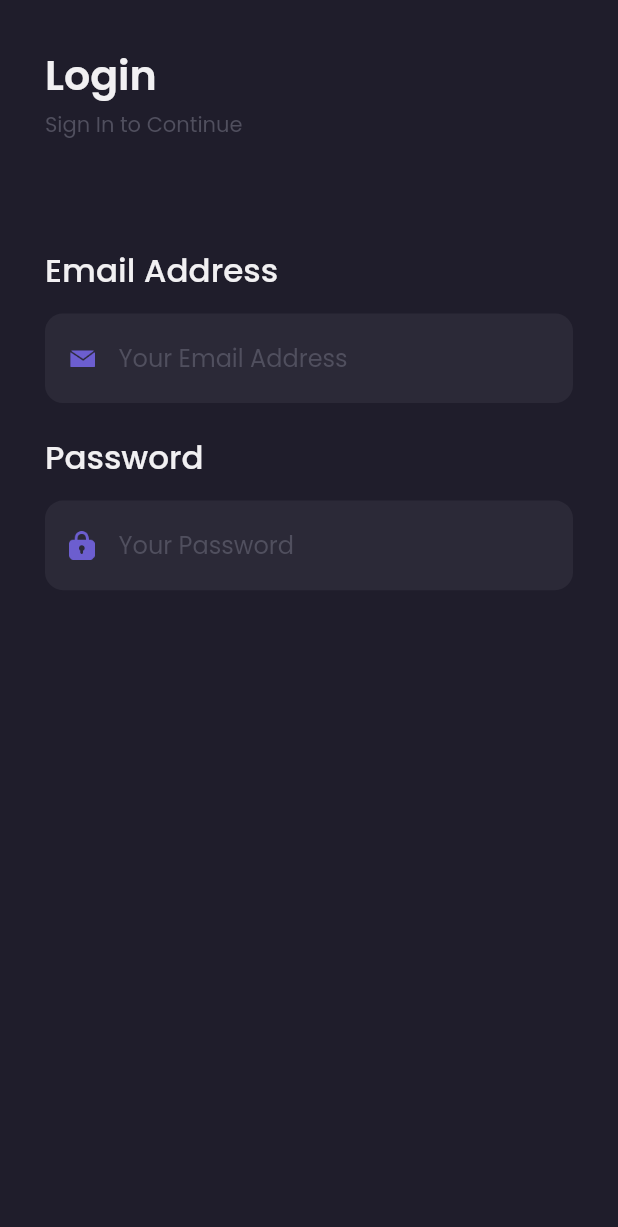
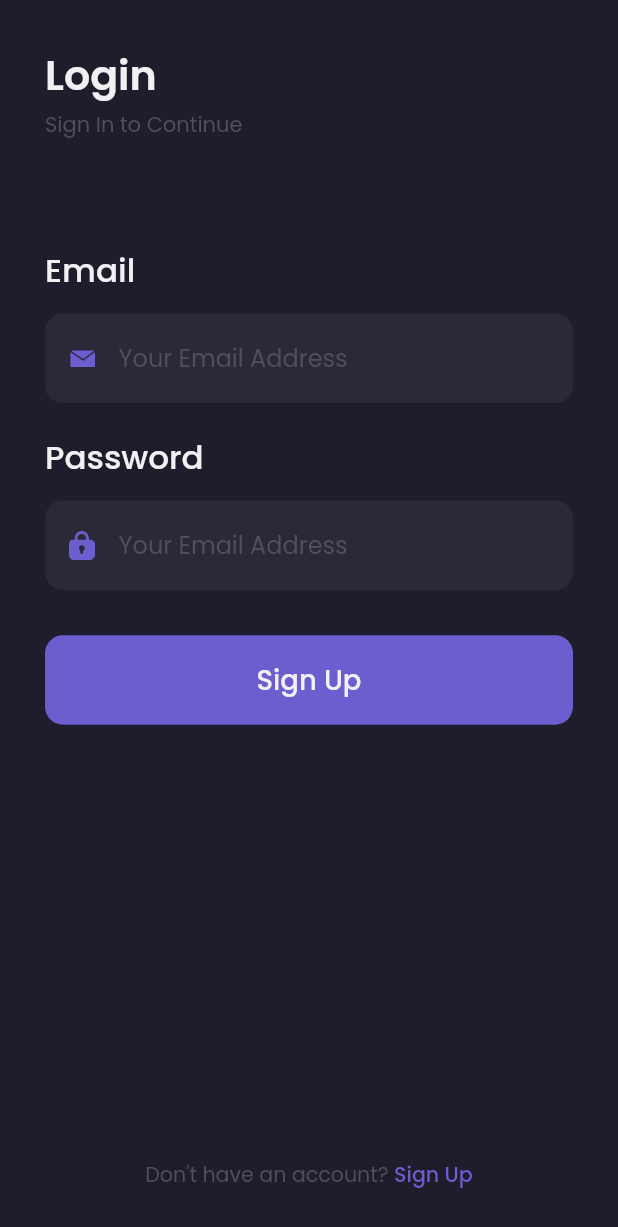
Before and after one commit to andripriyandi/Shoes-Market, a Flutter app: the screen it shows after launch, on a phone screen of 412 x 824 dp. Shown: the top 1227 px of the screen. Run offline on Flutter 3.47's test engine with Material 2 defaults, Android fonts, the phone set to English and light mode, and no system bars; our stand-ins replace flutter_screenutil, google_fonts.

Commit message:
[FEAT]: sign in and sign up page

```diff
--- a/lib/main.dart
+++ b/lib/main.dart
@@ -1,6 +1,7 @@
 import 'package:flutter/material.dart';
 import 'package:flutter_screenutil/flutter_screenutil.dart';
-import 'package:shamo/pages/sign_in_page.dart';
+import 'package:shamo/pages/auth/sign_in_page.dart';
+import 'package:shamo/pages/auth/sign_up_page.dart';
 import 'package:shamo/pages/splash_page.dart';
 
 void main() {
@@ -27,6 +28,7 @@ class MyApp extends StatelessWidget {
           routes: {
             '/': (context) => const SignInPage(),
             '/sign-in': (context) => const SignInPage(),
+            '/sign-up': (context) => const SignUpPage(),
           },
         );
       },
--- /dev/null
+++ b/lib/pages/auth/sign_in_page.dart
@@ -0,0 +1,105 @@
+import 'package:flutter/material.dart';
+import 'package:flutter_screenutil/flutter_screenutil.dart';
+import 'package:shamo/theme.dart';
+import 'package:shamo/widgets/button/button_primary.dart';
+import 'package:shamo/widgets/input/custom_input_text.dart';
+
+class SignInPage extends StatelessWidget {
+  const SignInPage({Key? key}) : super(key: key);
+
+  @override
+  Widget build(BuildContext context) {
+    final TextEditingController emailTextController = TextEditingController();
+    final TextEditingController passwordTextController =
+        TextEditingController();
+
+    Widget header() {
+      return Container(
+        margin: const EdgeInsets.only(top: 30),
+        child: Column(
+          crossAxisAlignment: CrossAxisAlignment.start,
+          children: [
+            Text(
+              'Login',
+              style: primaryTextStyle.copyWith(
+                  fontSize: 24.sp, fontWeight: semiBold),
+            ),
+            const SizedBox(height: 2),
+            Text(
+              'Sign In to Continue',
+              style: subtitleTextStyle,
+            ),
+          ],
+        ),
+      );
+    }
+
+    Widget footer() {
+      return Container(
+        margin: const EdgeInsets.only(bottom: 30),
+        child: Row(
+          mainAxisAlignment: MainAxisAlignment.center,
+          children: [
+            Text(
+              'Don\'t have an account? ',
+              style: subtitleTextStyle.copyWith(
+                  fontSize: 12.sp, fontWeight: regular),
+            ),
+            GestureDetector(
+              onTap: () {
+                Navigator.pushNamed(context, '/sign-up');
+              },
+              child: Text(
+                'Sign Up',
+                style: purpleTextStyle.copyWith(
+                  fontSize: 12.sp,
+                  fontWeight: medium,
+                ),
+              ),
+            )
+          ],
+        ),
+      );
+    }
+
+    return Scaffold(
+      backgroundColor: backgroundColor1,
+      resizeToAvoidBottomInset: false,
+      body: SafeArea(
+        child: Container(
+          margin: EdgeInsets.symmetric(
+            horizontal: defaultMargin,
+          ),
+          child: Column(
+            crossAxisAlignment: CrossAxisAlignment.start,
+            children: [
+              header(),
+              CustomInputText(
+                title: 'Email',
+                pathIcon: 'assets/icons/icon_email.png',
+                controller: emailTextController,
+                hintText: 'Your Email Address',
+                marginTop: 70,
+              ),
+              CustomInputText(
+                title: 'Password',
+                pathIcon: 'assets/icons/icon_password.png',
+                controller: passwordTextController,
+                hintText: 'Your Email Address',
+                obscureText: true,
+                marginTop: 20,
+              ),
+              ButtonPrimary(
+                title: 'Sign Up',
+                onTap: () {},
+                marginTop: 30,
+              ),
+              const Spacer(),
+              footer(),
+            ],
+          ),
+        ),
+      ),
+    );
+  }
+}
--- a/lib/pages/sign_in_page.dart
+++ /dev/null
@@ -1,153 +0,0 @@
-import 'package:flutter/material.dart';
-import 'package:flutter_screenutil/flutter_screenutil.dart';
-import 'package:shamo/theme.dart';
-
-class SignInPage extends StatelessWidget {
-  const SignInPage({Key? key}) : super(key: key);
-
-  @override
-  Widget build(BuildContext context) {
-    Widget header() {
-      return Container(
-        margin: const EdgeInsets.only(top: 30),
-        child: Column(
-          crossAxisAlignment: CrossAxisAlignment.start,
-          children: [
-            Text(
-              'Login',
-              style:
-                  primaryTextStyle.copyWith(fontSize: 24.sp, fontWeight: semiBold),
-            ),
-            const SizedBox(height: 2),
-            Text(
-              'Sign In to Continue',
-              style: subtitleTextStyle,
-            ),
-          ],
-        ),
-      );
-    }
-
-    Widget emailInput() {
-      return Container(
-        margin: const EdgeInsets.only(top: 70),
-        child: Column(
-          crossAxisAlignment: CrossAxisAlignment.start,
-          children: [
-            Text(
-              "Email Address",
-              style: primaryTextStyle.copyWith(
-                fontSize: 19.sp,
-                fontWeight: medium,
-              ),
-            ),
-            const SizedBox(height: 12),
-            Container(
-              height: 50.h,
-              padding: const EdgeInsets.symmetric(
-                horizontal: 16,
-              ),
-              decoration: BoxDecoration(
-                color: backgroundColor2,
-                borderRadius: BorderRadius.circular(12),
-              ),
-              child: Center(
-                child: Row(
-                  children: [
-                    Image.asset(
-                      'assets/icons/icon_email.png',
-                      width: 17,
-                    ),
-                    const SizedBox(
-                      width: 16,
-                    ),
-                    Expanded(
-                      child: TextFormField(
-                        style: primaryTextStyle,
-                        decoration: InputDecoration.collapsed(
-                          hintText: 'Your Email Address',
-                          hintStyle: subtitleTextStyle,
-                        ),
-                      ),
-                    )
-                  ],
-                ),
-              ),
-            )
-          ],
-        ),
-      );
-    }
-
-     Widget passwordInput() {
-      return Container(
-        margin: const EdgeInsets.only(top: 20),
-        child: Column(
-          crossAxisAlignment: CrossAxisAlignment.start,
-          children: [
-            Text(
-              "Password",
-              style: primaryTextStyle.copyWith(
-                fontSize: 19.sp,
-                fontWeight: medium,
-              ),
-            ),
-            const SizedBox(height: 12),
-            Container(
-              height: 50.h,
-              padding: const EdgeInsets.symmetric(
-                horizontal: 16,
-              ),
-              decoration: BoxDecoration(
-                color: backgroundColor2,
-                borderRadius: BorderRadius.circular(12),
-              ),
-              child: Center(
-                child: Row(
-                  children: [
-                    Image.asset(
-                      'assets/icons/icon_password.png',
-                      width: 17,
-                    ),
-                    const SizedBox(
-                      width: 16,
-                    ),
-                    Expanded(
-                      child: TextFormField(
-                        style: primaryTextStyle,
-                        obscureText: true,
-                        decoration: InputDecoration.collapsed(
-                          hintText: 'Your Password',
-                          hintStyle: subtitleTextStyle,
-                        ),
-                      ),
-                    )
-                  ],
-                ),
-              ),
-            )
-          ],
-        ),
-      );
-    }
-
-    return Scaffold(
-      backgroundColor: backgroundColor1,
-      body: SafeArea(
-        child: Container(
-          margin: EdgeInsets.symmetric(
-            horizontal: defaultMargin,
-          ),
-          child: Column(
-            crossAxisAlignment: CrossAxisAlignment.start,
-            children: [
-              header(),
-              emailInput(),
-              passwordInput(),
-            ],
-          ),
-        ),
-      ),
-    );
-  }
-}
--- /dev/null
+++ b/lib/widgets/button/button_primary.dart
@@ -0,0 +1,42 @@
+import 'package:flutter/material.dart';
+import 'package:flutter_screenutil/flutter_screenutil.dart';
+import 'package:shamo/theme.dart';
+
+class ButtonPrimary extends StatelessWidget {
+  final String title;
+  final Function() onTap;
+  final Color? color;
+  final double? marginTop;
+  const ButtonPrimary({
+    Key? key,
+    required this.title,
+    required this.onTap,
+    this.color,
+    this.marginTop,
+  }) : super(key: key);
+
+  @override
+  Widget build(BuildContext context) {
+    return Container(
+      height: 50.h,
+      width: double.infinity,
+      margin: EdgeInsets.only(top: marginTop ?? 30),
+      child: TextButton(
+        onPressed: onTap,
+        style: TextButton.styleFrom(
+          backgroundColor: color ?? primaryColor,
+          shape: RoundedRectangleBorder(
+            borderRadius: BorderRadius.circular(12),
+          ),
+        ),
+        child: Text(
+          title,
+          style: primaryTextStyle.copyWith(
+            fontSize: 16.sp,
+            fontWeight: medium,
+          ),
+        ),
+      ),
+    );
+  }
+}
--- /dev/null
+++ b/lib/widgets/input/custom_input_text.dart
@@ -0,0 +1,75 @@
+import 'package:flutter/material.dart';
+import 'package:flutter_screenutil/flutter_screenutil.dart';
+import 'package:shamo/theme.dart';
+
+class CustomInputText extends StatelessWidget {
+  final String title;
+  final String pathIcon;
+  final TextEditingController controller;
+  final bool? obscureText;
+  final String? hintText;
+  final double? marginTop;
+  const CustomInputText({
+    Key? key,
+    required this.title,
+    required this.pathIcon,
+    required this.controller,
+    this.obscureText,
+    this.hintText,
+    this.marginTop,
+  }) : super(key: key);
+
+  @override
+  Widget build(BuildContext context) {
+    return Container(
+      margin: EdgeInsets.only(top: marginTop ?? 0),
+      child: Column(
+        crossAxisAlignment: CrossAxisAlignment.start,
+        children: [
+          Text(
+            title,
+            style: primaryTextStyle.copyWith(
+              fontSize: 19.sp,
+              fontWeight: medium,
+            ),
+          ),
+          const SizedBox(height: 12),
+          Container(
+            height: 50.h,
+            padding: const EdgeInsets.symmetric(
+              horizontal: 16,
+            ),
+            decoration: BoxDecoration(
+              color: backgroundColor2,
+              borderRadius: BorderRadius.circular(12),
+            ),
+            child: Center(
+              child: Row(
+                children: [
+                  Image.asset(
+                    pathIcon,
+                    width: 17,
+                  ),
+                  const SizedBox(
+                    width: 16,
+                  ),
+                  Expanded(
+                    child: TextFormField(
+                      obscureText: obscureText ?? false,
+                      controller: controller,
+                      style: primaryTextStyle,
+                      decoration: InputDecoration.collapsed(
+                        hintText: hintText,
+                        hintStyle: subtitleTextStyle,
+                      ),
+                    ),
+                  )
+                ],
+              ),
+            ),
+          )
+        ],
+      ),
+    );
+  }
+}
```
Also changed, not shown: lib/pages/auth/sign_up_page.dart (added, +117 -0 lines).
